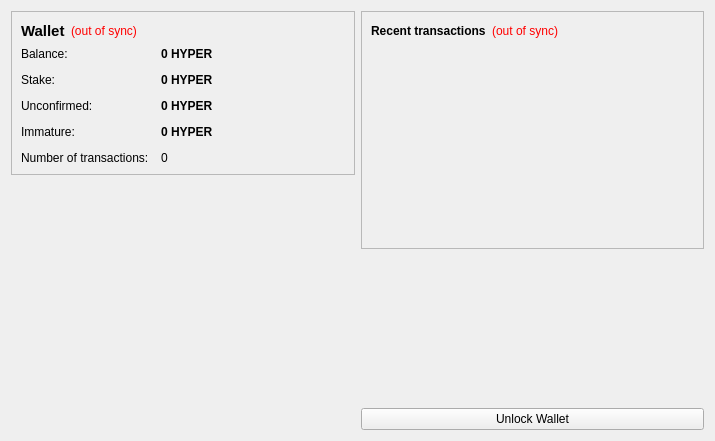
Above: src/qt/forms/overviewpage.ui from HYPERcrypto/Hyper before the change. Below: the same form after it.
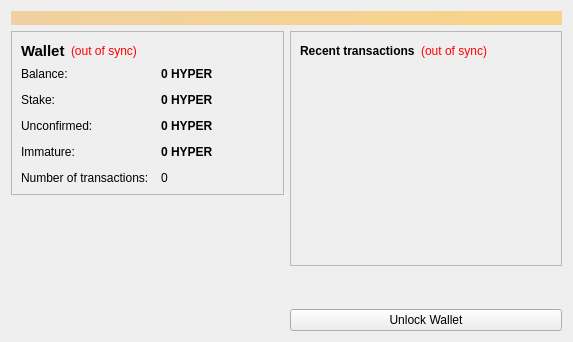
That is the form after the change.

Commit message: Create lableAlerts

Patch:
```diff
--- a/src/qt/forms/overviewpage.ui
+++ b/src/qt/forms/overviewpage.ui
@@ -6,13 +6,31 @@
    <rect>
     <x>0</x>
     <y>0</y>
-    <width>715</width>
-    <height>441</height>
+    <width>573</width>
+    <height>342</height>
    </rect>
   </property>
   <property name="windowTitle">
    <string>Form</string>
   </property>
+  <layout class="QVBoxLayout" name="topLayout">
+   <item>
+    <widget class="QLabel" name="labelAlerts">
+     <property name="visible">
+      <bool>false</bool>
+     </property>
+     <property name="styleSheet">
+      <string notr="true">background-color: qlineargradient(x1: 0, y1: 0, x2: 1, y2: 0, stop:0 #F0D0A0, stop:1 #F8D488); color:#000000;</string>
+     </property>
+     <property name="wordWrap">
+      <bool>true</bool>
+     </property>
+     <property name="margin">
+      <number>3</number>
+     </property>
+    </widget>
+   </item>
+   <item>
   <layout class="QHBoxLayout" name="horizontalLayout" stretch="1,1">
    <item>
     <layout class="QVBoxLayout" name="verticalLayout_2">
@@ -329,6 +347,8 @@
     </layout>
    </item>
   </layout>
+   </item>
+  </layout>
  </widget>
  <resources>
   <include location="../bitcoin.qrc"/>
```
Left out of the diff: 56 changed lines with no effect on the pictures. Lines whose indentation alone changed are shown as unchanged.
